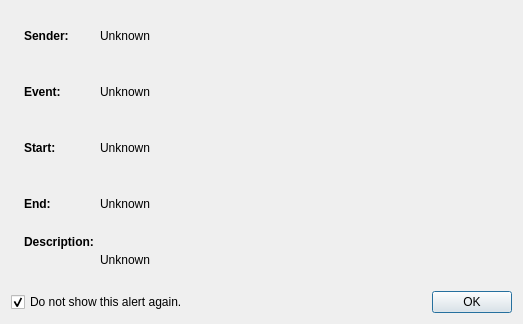
This is AlertDialog.ui in FelixdelasPozas/TrayWeather as Qt 5 draws it before an edit. The edited form follows.
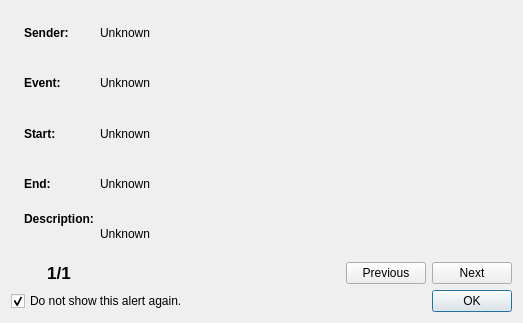
This is the edited form. Icons and pictures are not drawn.

Commit message: Support multiple alerts in AlertsDialog.

```diff
--- a/AlertDialog.ui
+++ b/AlertDialog.ui
@@ -7,7 +7,7 @@
     <x>0</x>
     <y>0</y>
     <width>523</width>
-    <height>324</height>
+    <height>323</height>
    </rect>
   </property>
   <property name="windowTitle">
@@ -161,6 +161,63 @@
            </property>
           </widget>
          </item>
+         <item row="5" column="1">
+          <layout class="QHBoxLayout" name="m_nextLayout">
+           <item>
+            <spacer name="horizontalSpacer">
+             <property name="orientation">
+              <enum>Qt::Horizontal</enum>
+             </property>
+             <property name="sizeHint" stdset="0">
+              <size>
+               <width>40</width>
+               <height>20</height>
+              </size>
+             </property>
+            </spacer>
+           </item>
+           <item>
+            <widget class="QPushButton" name="m_previous">
+             <property name="toolTip">
+              <string>Show previous alert.</string>
+             </property>
+             <property name="text">
+              <string>Previous</string>
+             </property>
+            </widget>
+           </item>
+           <item>
+            <widget class="QPushButton" name="m_next">
+             <property name="toolTip">
+              <string>Show next alert.</string>
+             </property>
+             <property name="text">
+              <string>Next</string>
+             </property>
+            </widget>
+           </item>
+          </layout>
+         </item>
+         <item row="5" column="0">
+          <widget class="QLabel" name="m_alertsNum">
+           <property name="font">
+            <font>
+             <pointsize>13</pointsize>
+             <weight>75</weight>
+             <bold>true</bold>
+            </font>
+           </property>
+           <property name="toolTip">
+            <string>Current alert number.</string>
+           </property>
+           <property name="text">
+            <string notr="true">1/1</string>
+           </property>
+           <property name="alignment">
+            <set>Qt::AlignCenter</set>
+           </property>
+          </widget>
+         </item>
         </layout>
        </item>
       </layout>
```
Left out of the diff: 90 changed lines with no effect on the pictures. The commit also changes 16 other files.
